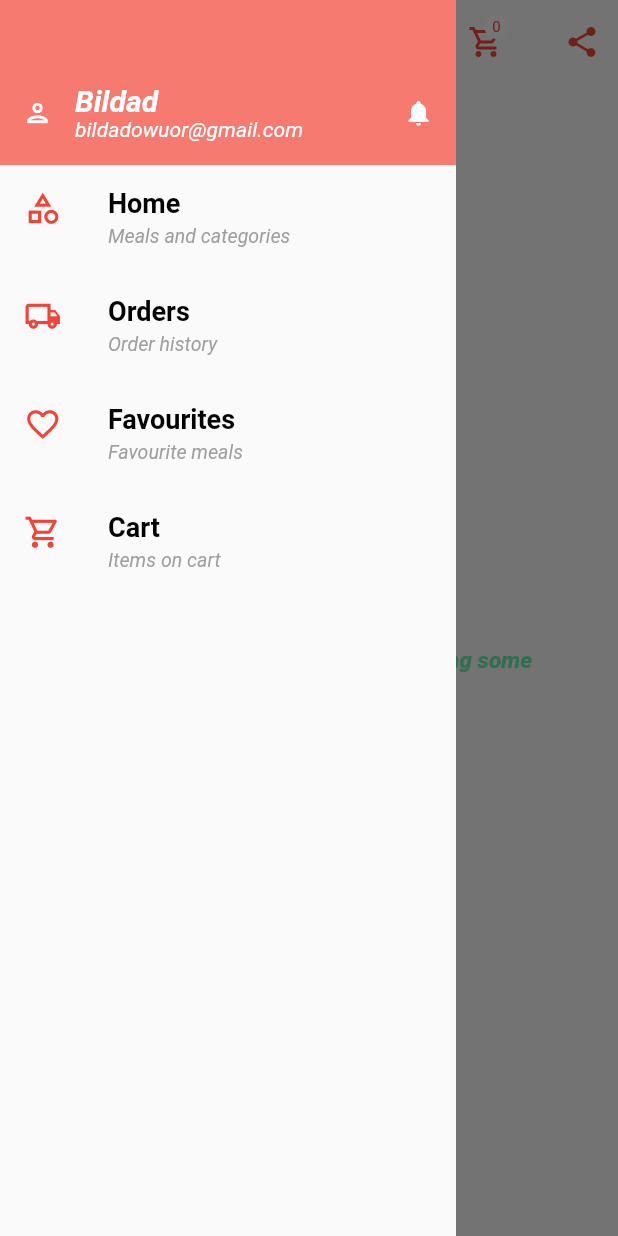
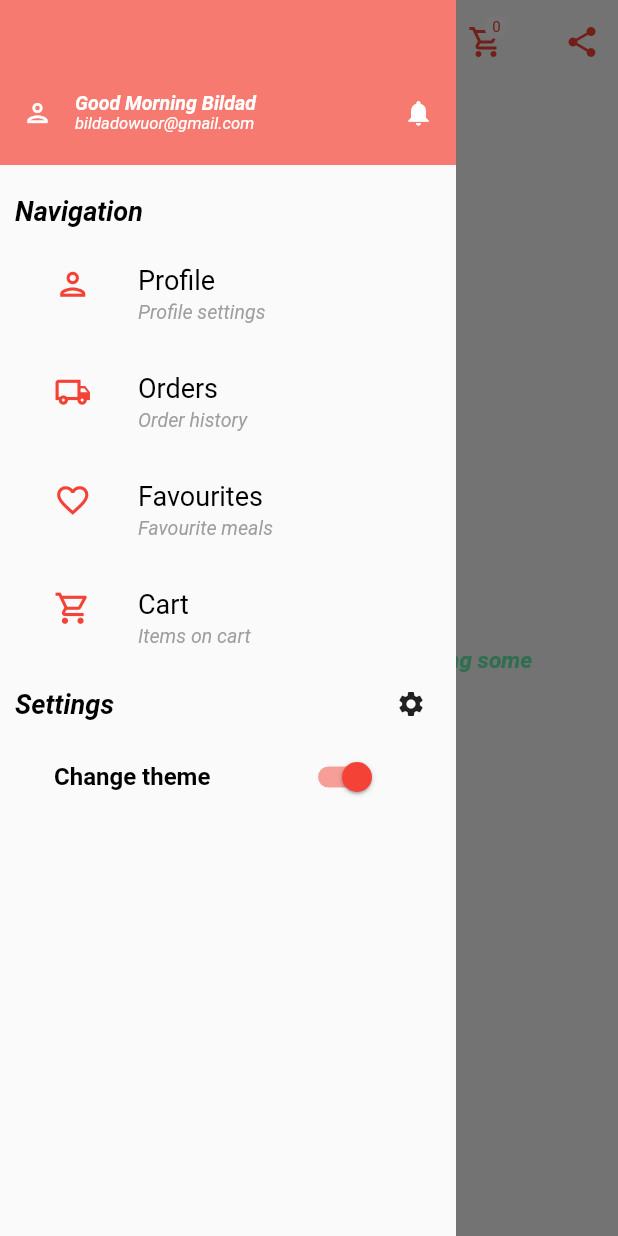
Before and after one commit to Bildad0/Delivery-App, a Flutter app: the FavoriteScreen screen opened by its route, with the side drawer open, on a phone screen of 412 x 824 dp. Run offline on Flutter 3.47's test engine with Material 2 defaults, Android fonts, the phone set to English and light mode, and no system bars; our stand-ins replace carousel_slider, flutter_datetime_picker, geocoding, geolocator, google_maps_flutter, shared_preferences; missing offline and left inert: open_settings; accounts and stored records are empty; Roboto replaces fonts that are missing (SawarabiGothic).

Commit message:
updates and fixes

```diff
--- a/app/lib/Widgets/main_drawer.dart
+++ b/app/lib/Widgets/main_drawer.dart
@@ -1,31 +1,68 @@
 import 'package:flutter/material.dart';
+import 'package:intl/intl.dart';
 
 import '../Models/user.dart';
 import '../Resources/dummydatat.dart';
 import '../Screens/cart.dart';
 import '../Screens/favourite.dart';
 import '../Screens/orderhistory.dart';
+import '../Screens/userprofile.dart';
 import '../theme/theme_constants.dart';
-import '/Screens/home.dart';
+import '../theme/theme_manager.dart';
 
-class MainDrawer extends StatelessWidget {
+class MainDrawer extends StatefulWidget {
   const MainDrawer({super.key});
 
-  Widget buildTop(context, IconData icon, String title, String userEmail) {
-//!TODO: get the current user then display the name where there is String Bildad.
+  @override
+  State<MainDrawer> createState() => _MainDrawerState();
+}
 
-    return Container(
-      color: headerTextColor.withOpacity(.7),
-      height: 110,
-      width: double.infinity,
-      padding: const EdgeInsets.fromLTRB(15, 40, 15, 0),
-      alignment: Alignment.bottomLeft,
-      child: Row(
-        mainAxisAlignment: MainAxisAlignment.spaceBetween,
-        children: [
-          GestureDetector(
+ThemeManager _themeManager = ThemeManager();
+
+class _MainDrawerState extends State<MainDrawer> {
+  @override
+  void dispose() {
+    super.dispose();
+    _themeManager.removeListener(themeListener);
+  }
+
+  @override
+  void initState() {
+    _themeManager.addListener(themeListener);
+    super.initState();
+  }
+
+  themeListener() {
+    if (mounted) {
+      setState(() {
+        _themeManager.toggleTheme;
+      });
+    }
+  }
+
+  Widget userProfile(context, IconData icon, User user, String route) {
+    String greeting = "";
+    final now = DateTime.now();
+    String formated = DateFormat.Hm().format(now);
+    String time = formated.substring(0, 2);
+    int timer = int.parse(time);
+
+    if (timer >= 00 && timer <= 11) {
+      greeting = "Good Morning";
+    } else if (timer >= 12 && timer <= 14) {
+      greeting = "Good Afternoon";
+    } else if (timer >= 15 && timer <= 19) {
+      greeting = "Good Evening";
+    } else {
+      greeting = "GoodNight";
+    }
+
+    return GestureDetector(
       onTap: () {
-              //!TODO: navigate to user profile
+        Navigator.of(context).pushNamed(
+          route,
+          arguments: user,
+        );
       },
       child: Row(
         children: [
@@ -42,19 +79,19 @@ class MainDrawer extends StatelessWidget {
             mainAxisAlignment: MainAxisAlignment.center,
             children: [
               Text(
-                      title,
+                "$greeting ${user.name}",
                 style: const TextStyle(
                   color: backGroundColor,
-                        fontSize: 20,
+                  fontSize: 13,
                   fontWeight: FontWeight.bold,
                   fontFamily: 'SawarabiGothic',
                 ),
               ),
               Text(
-                      userEmail,
+                user.email,
                 style: const TextStyle(
                   color: backGroundColor,
-                        fontSize: 14,
+                  fontSize: 11,
                   fontStyle: FontStyle.italic,
                   fontFamily: 'SawarabiGothic',
                 ),
@@ -63,7 +100,25 @@ class MainDrawer extends StatelessWidget {
           ),
         ],
       ),
-          ),
+    );
+  }
+
+  Widget buildTop(
+    context,
+    IconData icon,
+    User user,
+    String route,
+  ) {
+    return Container(
+      color: headerTextColor.withOpacity(.7),
+      height: 110,
+      width: double.infinity,
+      padding: const EdgeInsets.fromLTRB(15, 40, 15, 0),
+      alignment: Alignment.bottomLeft,
+      child: Row(
+        mainAxisAlignment: MainAxisAlignment.spaceBetween,
+        children: [
+          userProfile(context, icon, user, route),
           const Icon(
             Icons.notifications,
             color: backGroundColor,
@@ -80,6 +135,7 @@ class MainDrawer extends StatelessWidget {
     String description,
     IconData icon,
     String route,
+    User user,
   ) {
     return ListTile(
       leading: Icon(
@@ -90,7 +146,7 @@ class MainDrawer extends StatelessWidget {
       title: Text(
         title,
         style: const TextStyle(
-          fontWeight: FontWeight.bold,
+          fontWeight: FontWeight.normal,
           fontSize: 18,
           fontFamily: 'SawarabiGothic',
         ),
@@ -104,7 +160,7 @@ class MainDrawer extends StatelessWidget {
         ),
       ),
       onTap: () {
-        Navigator.of(context).pushNamed(route);
+        Navigator.of(context).pushNamed(route, arguments: user);
       },
     );
   }
@@ -119,19 +175,40 @@ class MainDrawer extends StatelessWidget {
     return Drawer(
       elevation: 0,
       child: Column(
+        crossAxisAlignment: CrossAxisAlignment.start,
         children: [
           buildTop(
             context,
             Icons.person_outlined,
-            user.name,
-            user.email,
+            user,
+            ProfileScreen.routeName,
           ),
+          //after top
+          Padding(
+            padding: const EdgeInsets.fromLTRB(10, 20, 20, 0),
+            child: SingleChildScrollView(
+              child: Column(
+                crossAxisAlignment: CrossAxisAlignment.start,
+                children: [
+                  const Text(
+                    "Navigation",
+                    style: TextStyle(
+                      fontWeight: FontWeight.bold,
+                      fontSize: 18,
+                      fontFamily: 'SawarabiGothic',
+                    ),
+                  ),
+                  Padding(
+                    padding: const EdgeInsets.all(10),
+                    child: Column(
+                      children: [
                         buildListTile(
                           context,
-            "Home",
-            "Meals and categories",
-            Icons.category_outlined,
-            HomeScreen.routeName,
+                          "Profile",
+                          "Profile settings",
+                          Icons.person_outlined,
+                          ProfileScreen.routeName,
+                          user,
                         ),
                         buildListTile(
                           context,
@@ -139,6 +216,7 @@ class MainDrawer extends StatelessWidget {
                           "Order history",
                           Icons.local_shipping_outlined,
                           OrderHistoryScreen.routeName,
+                          user,
                         ),
                         buildListTile(
                           context,
@@ -146,13 +224,58 @@ class MainDrawer extends StatelessWidget {
                           "Favourite meals",
                           Icons.favorite_outline_outlined,
                           FavoriteScreen.routeName,
+                          user,
                         ),
                         buildListTile(
                           context,
                           "Cart",
                           "Items on cart",
                           Icons.shopping_cart_outlined,
-            CartScreen.routeName, //!TODO: Solve the cartscreen error.
+                          CartScreen
+                              .routeName, //!TODO: Solve the cartscreen error.
+                          user,
+                        ),
+                      ],
+                    ),
+                  ),
+                  Row(
+                    mainAxisAlignment: MainAxisAlignment.spaceBetween,
+                    children: const [
+                      Text(
+                        "Settings",
+                        style: TextStyle(
+                          fontWeight: FontWeight.bold,
+                          fontSize: 18,
+                          fontFamily: 'SawarabiGothic',
+                        ),
+                      ),
+                      Icon(
+                        Icons.settings,
+                        size: 20,
+                      )
+                    ],
+                  ),
+                  SizedBox(
+                    height: 200,
+                    child: Padding(
+                      padding: const EdgeInsets.all(10),
+                      child: ListView(
+                        children: [
+                          SwitchListTile(
+                            title: const Text("Change theme"),
+                            value: _themeManager.themeMode == ThemeMode.light,
+                            onChanged: (value) {
+                              _themeManager.toggleTheme(value);
+                            },
+                          ),
+                          //!TODO: add SwitchTIle for setting location on.
+                        ],
+                      ),
+                    ),
+                  ),
+                ],
+              ),
+            ),
           ),
         ],
       ),
--- a/app/lib/main.dart
+++ b/app/lib/main.dart
@@ -2,12 +2,11 @@
 
 import 'dart:async';
 
-import 'package:app/Screens/user_location.dart';
+import 'Screens/user_location.dart';
 import 'package:flutter/material.dart';
 import 'package:geocoding/geocoding.dart';
 import 'package:geolocator/geolocator.dart';
 import 'package:open_settings/open_settings.dart';
-import 'Resources/cache_helper.dart';
 import 'Models/menuitem.dart';
 import 'Models/order.dart';
 import 'Resources/dummydatat.dart';
@@ -23,6 +22,7 @@ import 'Screens/menu.dart';
 import 'Screens/orderdetails.dart';
 import 'Screens/orderhistory.dart';
 import 'Screens/splashscreen.dart';
+import 'Screens/userprofile.dart';
 import 'theme/theme_constants.dart';
 import 'theme/theme_manager.dart';
 
@@ -195,6 +195,7 @@ class _MyAppState extends State<MyApp> {
         UserLocationMap.routeName: (context) => UserLocationMap(
               currentPosition: _currentPosition,
             ),
+        ProfileScreen.routeName: (context) => const ProfileScreen(),
       },
     );
   }
--- a/app/lib/theme/theme_constants.dart
+++ b/app/lib/theme/theme_constants.dart
@@ -18,14 +18,19 @@ ThemeData lightTheme = ThemeData(
       fontWeight: FontWeight.bold,
       fontFamily: 'SawarabiGothic',
     ),
-    titleLarge:
-        TextStyle(fontStyle: FontStyle.italic, fontFamily: 'PatrickHand'),
+    titleLarge: TextStyle(
+      color: headerTextColor,
+      fontStyle: FontStyle.italic,
+      fontSize: 24,
+      fontFamily: 'PatrickHand',
+    ),
     bodyMedium: TextStyle(
       color: bodyTextColor,
       fontSize: 13,
       fontStyle: FontStyle.italic,
       fontFamily: 'SawarabiGothic',
     ),
+    labelLarge: TextStyle(),
   ),
   appBarTheme: AppBarTheme(
       backgroundColor: Colors.transparent, foregroundColor: Colors.red[800]),
@@ -35,7 +40,7 @@ ThemeData lightTheme = ThemeData(
 
 ThemeData darkTheme = ThemeData(
   brightness: Brightness.dark,
-  primaryColor: Colors.white,
+  primaryColor: Colors.black,
   colorScheme: const ColorScheme.dark(),
 );
 
--- a/app/lib/theme/theme_manager.dart
+++ b/app/lib/theme/theme_manager.dart
@@ -6,7 +6,7 @@ class ThemeManager with ChangeNotifier {
   get themeMode => _themeMode;
 
   toggleTheme(bool isDark) {
-    _themeMode = isDark ? ThemeMode.dark : ThemeMode.light;
+    _themeMode = isDark ? ThemeMode.light : ThemeMode.dark;
     notifyListeners();
   }
 }
```
Also changed, not shown: app/lib/Screens/checkout.dart (+13 -6 lines), app/lib/Screens/home.dart (+2 -46 lines), app/lib/Screens/userprofile.dart (+14 -5 lines). Lines whose indentation alone changed are shown as unchanged.
